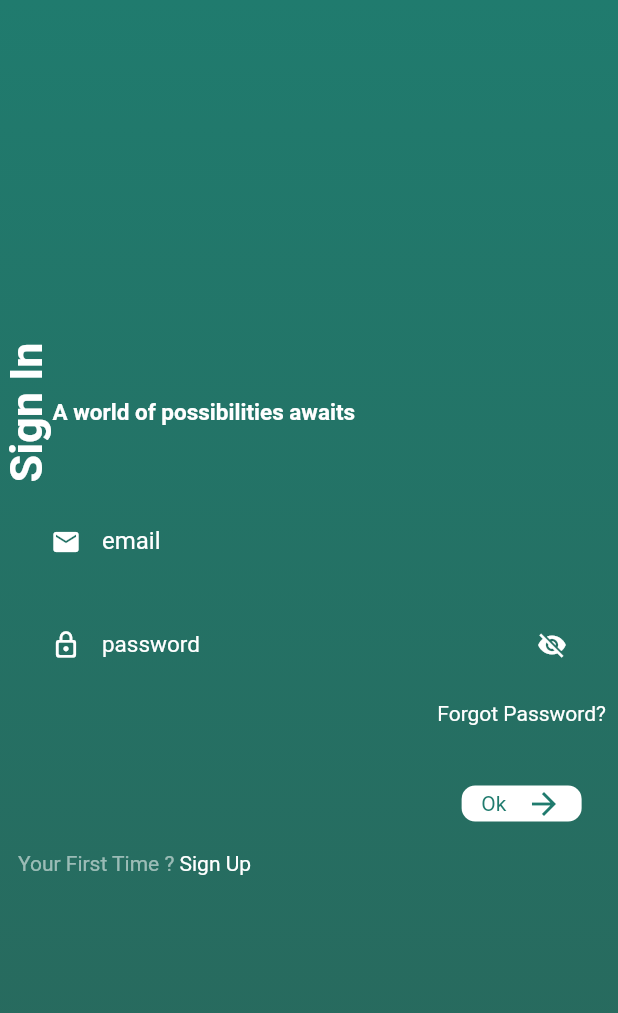
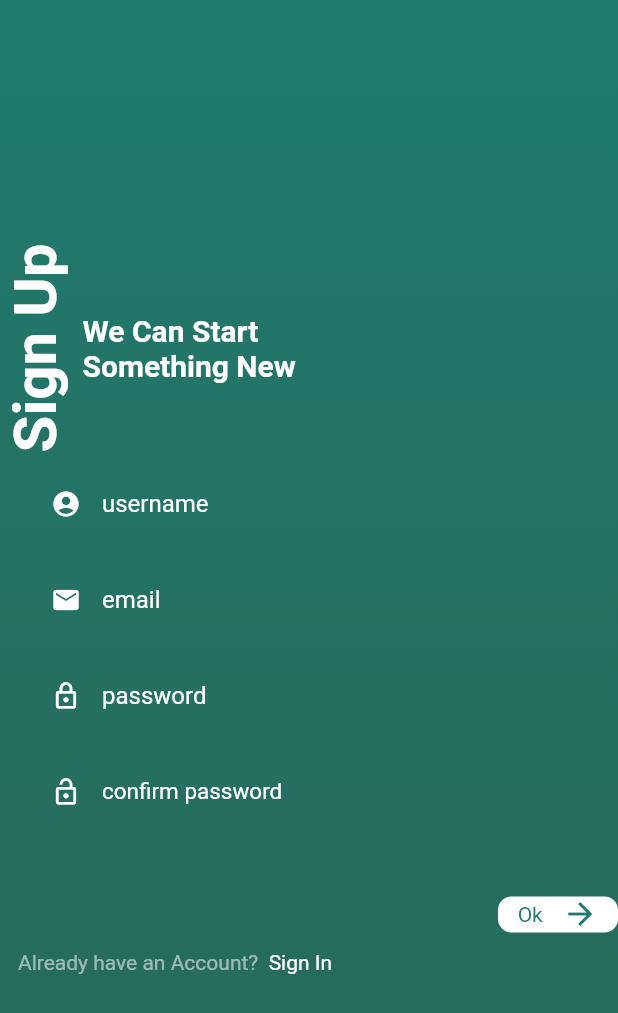
Before and after one commit to janWICKEDpro/advertising_app, a Flutter app: the screen it shows after launch, on a phone screen of 412 x 824 dp. Shown: the top 1013 px of the screen. Run offline on Flutter 3.47's test engine with Material 2 defaults, Android fonts, the phone set to English and light mode, and no system bars.

Commit message:
login and signUp ui complete

```diff
--- a/lib/Screens/authentication/login.dart
+++ b/lib/Screens/authentication/login.dart
@@ -12,14 +12,17 @@ class Login extends StatefulWidget {
 class _LoginState extends State<Login> {
   @override
   Widget build(BuildContext context) {
+  var height = MediaQuery.of(context).size.height.toDouble();
 
     return Scaffold(
-        body: Container(
+        body: Center(
+
+          child: SingleChildScrollView(
+            child: Container(
+              height: height,
               decoration: BoxDecoration(
-            gradient: LinearGradient(colors: [
-
+                gradient: LinearGradient(colors:[
                  Color(0xff207B6E),
-            // Colors.blueAccent,
                  Color(0xff29675B),
                 ],
                 begin: Alignment.topCenter,
@@ -32,12 +35,21 @@ class _LoginState extends State<Login> {
                 children: [
                   Row(
                     children: [
-                  RotatedBox(quarterTurns: 3,  child: Text("Sign In",style: TextStyle(color: Colors.white,fontSize: 30, fontWeight: FontWeight.bold),)),
-                  Text("A world of possibilities awaits",style: TextStyle(color: Colors.white,fontSize: 15, fontWeight: FontWeight.bold),),
+                      RotatedBox(quarterTurns: 3,  child: Text("Sign In",style: TextStyle(color: Colors.white,fontSize: 40, fontWeight: FontWeight.bold),)),
+                      Padding(
+                        padding: const EdgeInsets.all(8.0),
+                        child: Column(
+                          crossAxisAlignment: CrossAxisAlignment.start,
+                          children: [
+                            Text("A world ",style: TextStyle(color: Colors.white,fontSize: 20, fontWeight: FontWeight.bold)),
+                            Text("of Possibilities awaits",style: TextStyle(color: Colors.white,fontSize: 20, fontWeight: FontWeight.bold)),
+                          ],
+                        ),
+                      ),
+
                     ],
                   ),
                   Form(
-                child: SingleChildScrollView(
                     child: Column(
                       crossAxisAlignment: CrossAxisAlignment.start,
                     children: [
@@ -100,7 +112,6 @@ class _LoginState extends State<Login> {
                     ],
                     ),
                     ),
-                ),
                     Padding(
                       padding: const EdgeInsets.all(12.0),
                       child: Align(
@@ -116,6 +127,8 @@ class _LoginState extends State<Login> {
                 ],
               ),
             ),
+          ),
+        ),
     );
   }
 }
--- a/lib/Screens/authentication/signIn.dart
+++ b/lib/Screens/authentication/signIn.dart
@@ -0,0 +1,155 @@
+import 'package:flutter/material.dart';
+
+class SignUp extends StatefulWidget {
+  const SignUp({ Key? key }) : super(key: key);
+
+  @override
+  _SignUpState createState() => _SignUpState();
+}
+
+class _SignUpState extends State<SignUp> {
+
+  @override
+  Widget build(BuildContext context) {
+    var height = MediaQuery.of(context).size.height.toDouble();
+    return Scaffold(
+        body: Center(
+
+          child: SingleChildScrollView(
+            child: Container(
+              height: height,
+              decoration: BoxDecoration(
+                gradient: LinearGradient(colors:[
+                 Color(0xff207B6E),
+                 Color(0xff29675B),
+                ],
+                begin: Alignment.topCenter,
+                end: Alignment.bottomCenter
+                ),
+              ),
+              child: Column(
+                crossAxisAlignment: CrossAxisAlignment.start,
+                mainAxisAlignment: MainAxisAlignment.center,
+                children: [
+                  Row(
+                    children: [
+                      RotatedBox(quarterTurns: 3,  child: Text("Sign Up",style: TextStyle(color: Colors.white,fontSize: 40, fontWeight: FontWeight.bold),)),
+                      Padding(
+                        padding: const EdgeInsets.all(8.0),
+                        child: Column(
+                          crossAxisAlignment: CrossAxisAlignment.start,
+                          children: [
+                            Text("We Can Start ",style: TextStyle(color: Colors.white,fontSize: 20, fontWeight: FontWeight.bold)),
+                            Text("Something New",style: TextStyle(color: Colors.white,fontSize: 20, fontWeight: FontWeight.bold)),
+                          ],
+                        ),
+                      ),
+
+                    ],
+                  ),
+                  Form(
+                    child: Column(
+                      crossAxisAlignment: CrossAxisAlignment.start,
+                    children: [
+                        Padding(
+                          padding: const EdgeInsets.only(left: 20.0,right: 20,top: 5),
+                          child: TextFormField(
+                            cursorColor: Colors.white,
+
+                            decoration: InputDecoration(
+                              enabledBorder: OutlineInputBorder(borderSide: BorderSide.none, gapPadding: 0.0),
+                              labelText: 'username',
+                              labelStyle: TextStyle(color: Colors.white),
+                              prefixIcon: Icon(Icons.account_circle,color: Colors.white,size: 20,)
+                            ),
+                          ),
+                        ),
+                        Padding(
+                          padding: const EdgeInsets.only(left: 20.0,right: 20,top: 5),
+                          child: TextFormField(
+                            cursorColor: Colors.white,
+
+                            decoration: InputDecoration(
+                              enabledBorder: OutlineInputBorder(borderSide: BorderSide.none, gapPadding: 0.0),
+                              labelText: 'email',
+                              labelStyle: TextStyle(color: Colors.white),
+                              prefixIcon: Icon(Icons.email,color: Colors.white,size: 20,)
+                            ),
+                          ),
+                        ),
+                        Padding(
+                          padding: const EdgeInsets.only(left: 20.0,right: 20,top: 5),
+                          child: TextFormField(
+                            cursorColor: Colors.white,
+
+                            decoration: InputDecoration(
+                              enabledBorder: OutlineInputBorder(borderSide: BorderSide.none, gapPadding: 0.0),
+                              labelText: 'password',
+                              labelStyle: TextStyle(color: Colors.white),
+                              prefixIcon: Icon(Icons.lock_outlined,color: Colors.white,size: 20,)
+                            ),
+                          ),
+                        ),
+                        Padding(
+                          padding: const EdgeInsets.only(left: 20.0,right: 20, top: 5),
+                          child: TextFormField(
+                            cursorColor: Colors.white,
+                              keyboardType: TextInputType.emailAddress,
+
+                             decoration: InputDecoration(
+
+                              enabledBorder: OutlineInputBorder(borderSide: BorderSide.none, gapPadding: 0.0),
+                              labelText: 'confirm password',
+                              labelStyle: TextStyle(color: Colors.white,fontSize: 15),
+                              prefixIcon: Icon(Icons.lock_open,color: Colors.white,size: 20,),
+                            ),
+                          ),
+                        ),
+                        Padding(
+                          padding: const EdgeInsets.all(0.0),
+                          child: Align(
+                            alignment: Alignment.bottomRight,
+                            child: Column(children: [
+
+                            SizedBox(height: 40,),
+                            AnimatedContainer(
+                              width: 80,
+                              decoration: BoxDecoration(
+                                color: Colors.white,
+                                borderRadius: BorderRadius.all(Radius.circular(9))
+                              ),
+
+                              child: Row(
+                                mainAxisSize: MainAxisSize.min,
+                                mainAxisAlignment: MainAxisAlignment.spaceEvenly,
+                                children: [
+                                  Text("Ok",style: TextStyle(color: Color(0xff207B6E)),),
+                                  Icon(Icons.arrow_forward,color: Color(0xff207B6E),)
+                                ],
+                              ),
+                              duration: Duration(milliseconds: 100),),
+                          ],),),
+                        )
+                    ],
+                    ),
+                    ),
+                    Padding(
+                      padding: const EdgeInsets.all(12.0),
+                      child: Align(
+                          alignment: Alignment.bottomCenter,
+                          child: Row(
+                            children: [
+                              Text("Already have an Account? ",style: TextStyle(color: Colors.white54),),
+                              Text(" Sign In",style: TextStyle(color: Colors.white)),
+                            ],
+                          ),
+                      ),
+                    )
+                ],
+              ),
+            ),
+          ),
+        ),
+    );
+  }
+}
--- a/lib/main.dart
+++ b/lib/main.dart
@@ -1,4 +1,5 @@
 import 'package:advertise/Screens/authentication/login.dart';
+import 'package:advertise/Screens/authentication/signIn.dart';
 import 'package:flutter/material.dart';
 
 import 'package:advertise/colorConstants.dart';
@@ -16,7 +17,7 @@ class MyApp extends StatelessWidget {
     return MaterialApp(
         debugShowCheckedModeBanner: false,
         color: primaryColor,
-        home: Login(),
+        home: SignUp(),
     );
   }
 }
```
Lines whose indentation alone changed are shown as unchanged.
